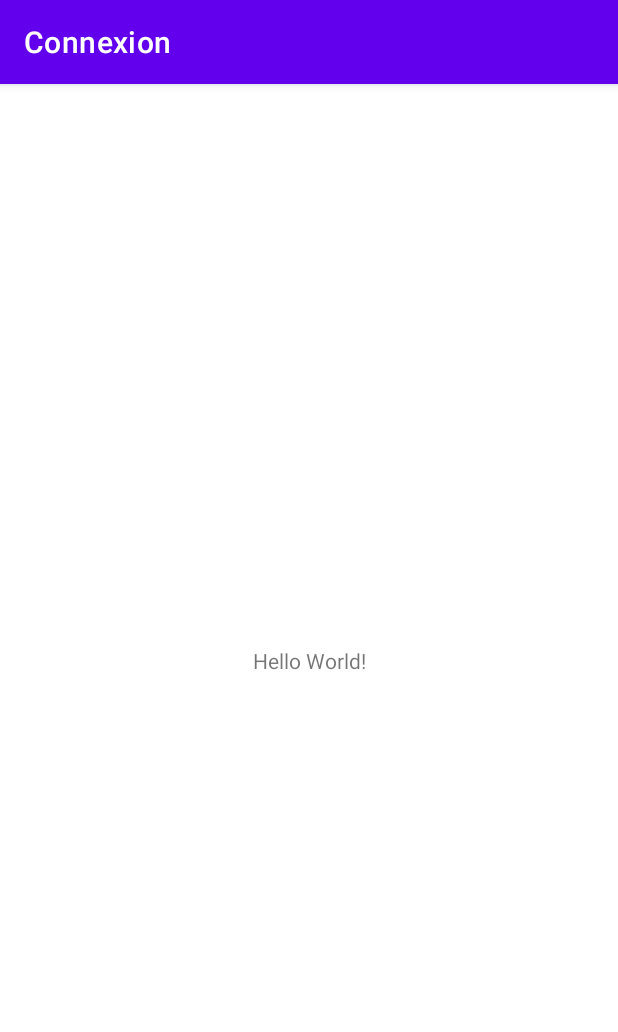
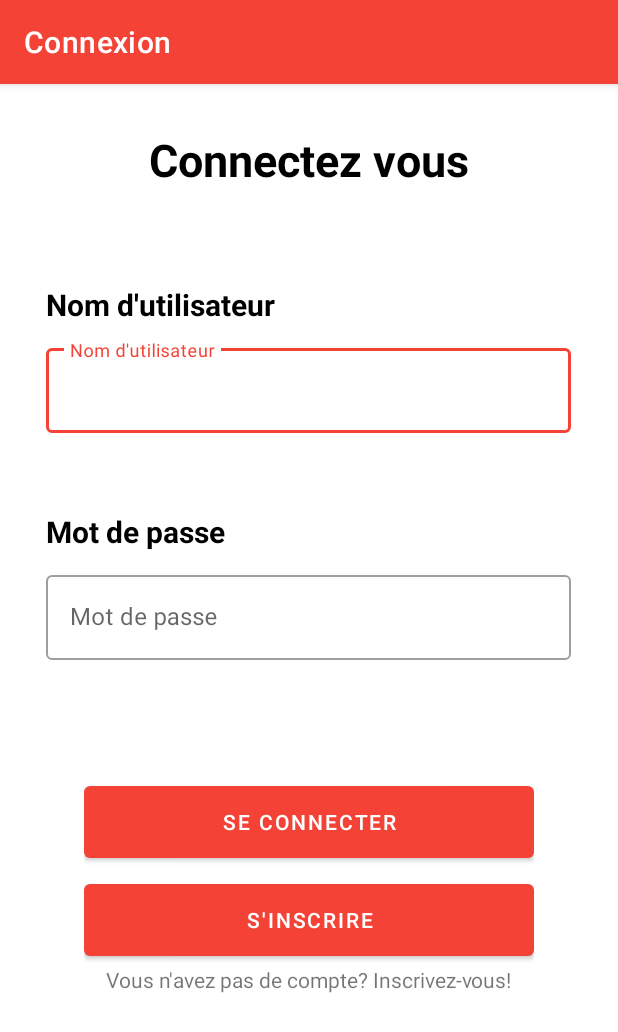
Before and after one commit to FrancisChamberland/ANDROID_TaskManager, an Android app: the screen it shows after launch (ConnexionActivity), on a phone screen of 412 x 824 dp. Shown: the top 1032 px of the screen. Run offline under Robolectric (Android 15) with nearby library versions, the phone set to English and light mode, and no system bars.

Commit message:
FCT Layout Connexion
Ajout de l'interface du formulaire de connexion dans le layout connexion

```diff
--- a/KickMyB/app/src/main/res/layout/activity_connexion.xml
+++ b/KickMyB/app/src/main/res/layout/activity_connexion.xml
@@ -1,18 +1,123 @@
 <?xml version="1.0" encoding="utf-8"?>
-<androidx.constraintlayout.widget.ConstraintLayout xmlns:android="http://schemas.android.com/apk/res/android"
+<LinearLayout xmlns:android="http://schemas.android.com/apk/res/android"
     xmlns:app="http://schemas.android.com/apk/res-auto"
     xmlns:tools="http://schemas.android.com/tools"
     android:layout_width="match_parent"
     android:layout_height="match_parent"
+    android:orientation="vertical"
+    android:gravity="center_horizontal"
+    android:padding="30dp"
     tools:context=".ConnexionActivity">
 
     <TextView
         android:layout_width="wrap_content"
         android:layout_height="wrap_content"
-        android:text="Hello World!"
-        app:layout_constraintBottom_toBottomOf="parent"
-        app:layout_constraintLeft_toLeftOf="parent"
-        app:layout_constraintRight_toRightOf="parent"
-        app:layout_constraintTop_toTopOf="parent" />
+        android:layout_weight="1.2"
+        android:text="Connectez vous"
+        android:textSize="30dp"
+        android:textStyle="bold"
+        android:textColor="@color/black"/>
 
-</androidx.constraintlayout.widget.ConstraintLayout>
+    <LinearLayout
+        android:layout_width="wrap_content"
+        android:layout_height="wrap_content"
+        android:layout_weight="0.5"
+        android:orientation="vertical">
+
+        <TextView
+            android:layout_width="wrap_content"
+            android:layout_height="wrap_content"
+            android:text="Nom d'utilisateur"
+            android:textSize="20dp"
+            android:textStyle="bold"
+            android:textColor="@color/black"/>
+
+        <com.google.android.material.textfield.TextInputLayout
+            android:id="@+id/inputUsername"
+            android:layout_width="350dp"
+            android:layout_height="wrap_content"
+            android:layout_marginTop="10dp"
+            android:hint="Nom d'utilisateur"
+            style="@style/Widget.MaterialComponents.TextInputLayout.OutlinedBox">
+
+            <com.google.android.material.textfield.TextInputEditText
+                android:layout_width="match_parent"
+                android:layout_height="wrap_content"
+                />
+
+        </com.google.android.material.textfield.TextInputLayout>
+
+    </LinearLayout>
+
+    <LinearLayout
+        android:layout_width="wrap_content"
+        android:layout_height="wrap_content"
+        android:layout_weight="0.5">
+    </LinearLayout>
+
+    <LinearLayout
+        android:layout_width="wrap_content"
+        android:layout_height="wrap_content"
+        android:layout_weight="0.5"
+        android:orientation="vertical">
+
+        <TextView
+            android:layout_width="wrap_content"
+            android:layout_height="wrap_content"
+            android:text="Mot de passe"
+            android:textSize="20dp"
+            android:textStyle="bold"
+            android:textColor="@color/black"/>
+
+        <com.google.android.material.textfield.TextInputLayout
+            android:id="@+id/inputPassword"
+            android:layout_width="350dp"
+            android:layout_height="wrap_content"
+            android:layout_marginTop="10dp"
+            android:hint="Mot de passe"
+            style="@style/Widget.MaterialComponents.TextInputLayout.OutlinedBox">
+
+            <com.google.android.material.textfield.TextInputEditText
+                android:layout_width="match_parent"
+                android:layout_height="wrap_content"
+                />
+
+        </com.google.android.material.textfield.TextInputLayout>
+
+    </LinearLayout>
+
+    <LinearLayout
+        android:layout_width="wrap_content"
+        android:layout_height="wrap_content"
+        android:layout_weight="1">
+    </LinearLayout>
+
+    <LinearLayout
+        android:layout_width="wrap_content"
+        android:layout_height="wrap_content"
+        android:layout_weight="2.5"
+        android:orientation="vertical">
+
+        <Button
+            android:id="@+id/btnConnect"
+            android:layout_width="300dp"
+            android:layout_height="60dp"
+            android:layout_marginBottom="5dp"
+            android:text="Se connecter" />
+
+        <Button
+            android:id="@+id/btnRegister"
+            android:layout_width="300dp"
+            android:layout_height="60dp"
+            android:text="S'inscrire" />
+
+        <TextView
+            android:layout_width="wrap_content"
+            android:layout_height="wrap_content"
+            android:layout_gravity="center_horizontal"
+            android:text="Vous n'avez pas de compte? Inscrivez-vous!"/>
+
+    </LinearLayout>
+
+
+</LinearLayout>
--- a/KickMyB/app/src/main/res/values/colors.xml
+++ b/KickMyB/app/src/main/res/values/colors.xml
@@ -1,10 +1,10 @@
 <?xml version="1.0" encoding="utf-8"?>
 <resources>
     <color name="purple_200">#FFBB86FC</color>
-    <color name="purple_500">#FF6200EE</color>
-    <color name="purple_700">#FF3700B3</color>
-    <color name="teal_200">#FF03DAC5</color>
-    <color name="teal_700">#FF018786</color>
+    <color name="purple_500">#F44336</color>
+    <color name="purple_700">#9F2E25</color>
+    <color name="teal_200">#F44336</color>
+    <color name="teal_700">#F44336</color>
     <color name="black">#FF000000</color>
     <color name="white">#FFFFFFFF</color>
 </resources>
```
